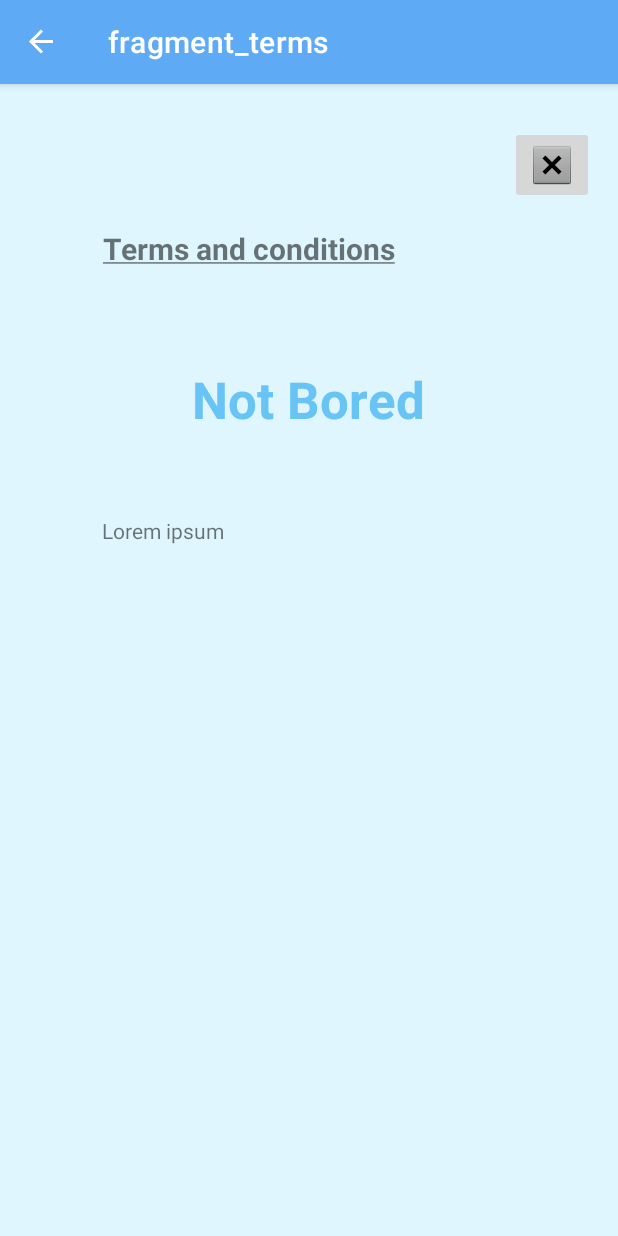
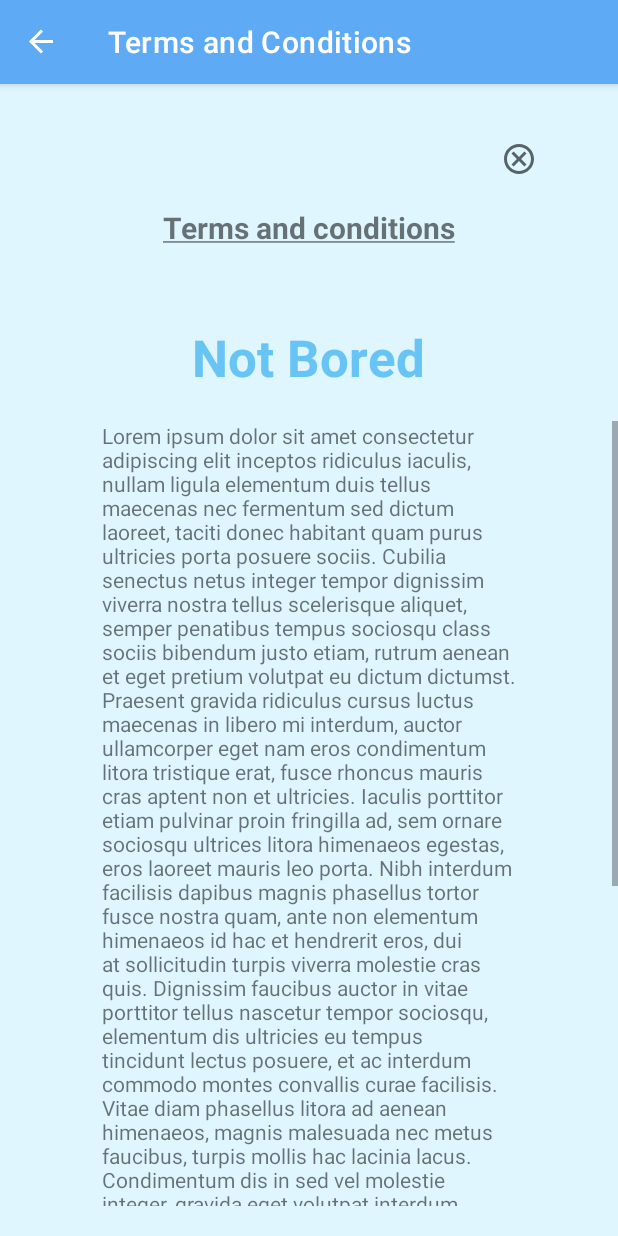
Before and after one commit to martsilva-meli/Integrador-Android, an Android app: the TermsFragment screen opened through its navigation route, on a phone screen of 412 x 824 dp. Run offline under Robolectric (Android 15) with nearby library versions, the phone set to English and light mode, and no system bars; our stand-ins replace navigation-ui.

Commit message:
Added Random button Fixed fragments titles Fixed navigation pops Added Scrollview in TermsFragment.kt Deleted unused overrides

```diff
--- a/app/src/main/java/com/example/integradorandroid/presentations/activities/placeholder/ActivityContent.kt
+++ b/app/src/main/java/com/example/integradorandroid/presentations/activities/content/ActivityContent.kt
@@ -1,4 +1,4 @@
-package com.example.integradorandroid.presentations.activities.placeholder
+package com.example.integradorandroid.presentations.activities.content
 
 import java.util.ArrayList
 import java.util.HashMap
--- a/app/src/main/java/com/example/integradorandroid/presentations/main/MainFragment.kt
+++ b/app/src/main/java/com/example/integradorandroid/presentations/main/MainFragment.kt
@@ -5,6 +5,7 @@ import androidx.fragment.app.Fragment
 import android.view.LayoutInflater
 import android.view.View
 import android.view.ViewGroup
+import androidx.appcompat.app.AppCompatActivity
 import androidx.core.view.get
 import androidx.navigation.fragment.findNavController
 import com.example.integradorandroid.databinding.MainFragmentBinding
@@ -14,9 +15,6 @@ class MainFragment : Fragment() {
     private var _binding: MainFragmentBinding? = null
     private val binding get() = _binding!!
 
-    override fun onCreate(savedInstanceState: Bundle?) {
-        super.onCreate(savedInstanceState)
-    }
 
     override fun onCreateView(
         inflater: LayoutInflater,
@@ -24,6 +22,7 @@ class MainFragment : Fragment() {
         savedInstanceState: Bundle?
     ): View {
         _binding = MainFragmentBinding.inflate(inflater, container, false)
+        (activity as AppCompatActivity).supportActionBar?.title = "Not Bored"
         return binding.root
     }
 
--- a/app/src/main/java/com/example/integradorandroid/presentations/terms/TermsFragment.kt
+++ b/app/src/main/java/com/example/integradorandroid/presentations/terms/TermsFragment.kt
@@ -5,18 +5,15 @@ import androidx.fragment.app.Fragment
 import android.view.LayoutInflater
 import android.view.View
 import android.view.ViewGroup
+import androidx.appcompat.app.AppCompatActivity
 import androidx.navigation.fragment.findNavController
 import com.example.integradorandroid.databinding.FragmentTermsBinding
 
 
 class TermsFragment : Fragment() {
+
     private var _binding: FragmentTermsBinding? = null
     private val binding get() = _binding!!
-
-    override fun onCreate(savedInstanceState: Bundle?) {
-        super.onCreate(savedInstanceState)
-
-    }
 
     override fun onCreateView(
         inflater: LayoutInflater,
@@ -25,6 +22,7 @@ class TermsFragment : Fragment() {
     ): View? {
         // Inflate the layout for this fragment
         _binding = FragmentTermsBinding.inflate(inflater, container, false)
+        (activity as AppCompatActivity).supportActionBar?.title = "Terms and Conditions"
         return binding.root
     }
 
--- /dev/null
+++ b/app/src/main/res/drawable/ic_cancel.xml
@@ -0,0 +1,10 @@
+<vector xmlns:android="http://schemas.android.com/apk/res/android"
+    android:width="24dp"
+    android:height="24dp"
+    android:viewportWidth="24"
+    android:viewportHeight="24"
+    android:tint="?attr/colorControlNormal">
+  <path
+      android:fillColor="@android:color/white"
+      android:pathData="M12,2C6.47,2 2,6.47 2,12s4.47,10 10,10 10,-4.47 10,-10S17.53,2 12,2zM12,20c-4.41,0 -8,-3.59 -8,-8s3.59,-8 8,-8 8,3.59 8,8 -3.59,8 -8,8zM15.59,7L12,10.59 8.41,7 7,8.41 10.59,12 7,15.59 8.41,17 12,13.41 15.59,17 17,15.59 13.41,12 17,8.41z"/>
+</vector>
--- a/app/src/main/res/layout/fragment_category.xml
+++ b/app/src/main/res/layout/fragment_category.xml
@@ -58,7 +58,7 @@
             android:id="@+id/txt_numberparticipants"
             android:layout_width="wrap_content"
             android:layout_height="wrap_content"
-            android:layout_marginStart="350dp"
+            android:layout_marginStart="300dp"
             android:layout_marginTop="40dp"
             android:textColor="@color/black"
             android:textSize="20sp"
--- a/app/src/main/res/layout/fragment_terms.xml
+++ b/app/src/main/res/layout/fragment_terms.xml
@@ -1,33 +1,43 @@
 <?xml version="1.0" encoding="utf-8"?>
-<androidx.constraintlayout.widget.ConstraintLayout xmlns:android="http://schemas.android.com/apk/res/android"
+<LinearLayout xmlns:android="http://schemas.android.com/apk/res/android"
     xmlns:app="http://schemas.android.com/apk/res-auto"
     xmlns:tools="http://schemas.android.com/tools"
     android:layout_width="match_parent"
-    android:layout_height="match_parent"
+    android:layout_height="wrap_content"
     android:background="@color/light_blue"
+    android:gravity="center_horizontal"
+    android:orientation="vertical"
+    android:layout_centerInParent="true"
     tools:context=".presentations.terms.TermsFragment">
 
     <!-- TODO: Update blank fragment layout -->
 
 
+    <ImageButton
+        android:id="@+id/btnX"
+        android:layout_width="wrap_content"
+        android:layout_height="wrap_content"
+        android:layout_marginTop="28dp"
+        android:layout_marginStart="140dp"
+        android:backgroundTint="@color/light_blue"
+        android:src="@drawable/ic_cancel"
+ />
+
     <TextView
         android:id="@+id/tvTerms2"
         android:layout_width="wrap_content"
         android:layout_height="wrap_content"
-        android:layout_marginTop="96dp"
+        android:layout_marginTop="10dp"
         android:text="@string/terms_and_conditions"
         android:textSize="20sp"
         android:textStyle="bold"
-        app:layout_constraintEnd_toEndOf="parent"
-        app:layout_constraintHorizontal_bias="0.317"
-        app:layout_constraintStart_toStartOf="parent"
-        app:layout_constraintTop_toTopOf="parent" />
+        />
 
     <TextView
         android:id="@+id/tvAppName2"
         android:layout_width="wrap_content"
         android:layout_height="wrap_content"
-        android:layout_marginTop="64dp"
+        android:layout_marginTop="50dp"
         android:text="@string/not_bored"
         android:textColor="@color/blue"
         android:textSize="34sp"
@@ -37,24 +47,22 @@
         app:layout_constraintStart_toStartOf="parent"
         app:layout_constraintTop_toBottomOf="@+id/tvTerms2" />
 
+    <ScrollView
+        android:layout_width="match_parent"
+        android:layout_height="wrap_content"
+        android:layout_gravity="center_horizontal"
+        android:layout_marginTop="20dp"
+        android:layout_marginBottom="20dp"
+        tools:ignore="MissingConstraints">
     <TextView
         android:id="@+id/tvLorem"
         android:layout_width="276dp"
         android:layout_height="425dp"
-        android:text="Lorem ipsum"
-        app:layout_constraintBottom_toBottomOf="parent"
-        app:layout_constraintEnd_toEndOf="parent"
-        app:layout_constraintStart_toStartOf="parent"
-        app:layout_constraintTop_toBottomOf="@+id/tvAppName2" />
+        android:text="@string/lorem_ipsum"
+        android:layout_gravity="center_horizontal"
+        />
+    </ScrollView>
 
-    <ImageButton
-        android:id="@+id/btnX"
-        android:layout_width="wrap_content"
-        android:layout_height="wrap_content"
-        android:layout_marginTop="28dp"
-        android:layout_marginEnd="16dp"
-        android:src="@android:drawable/btn_dialog"
-        app:layout_constraintEnd_toEndOf="parent"
-        app:layout_constraintTop_toTopOf="parent" />
 
-</androidx.constraintlayout.widget.ConstraintLayout>
+
+</LinearLayout>
--- a/app/src/main/res/navigation/nav_graph.xml
+++ b/app/src/main/res/navigation/nav_graph.xml
@@ -48,7 +48,9 @@
         tools:layout="@layout/fragment_category" >
         <action
             android:id="@+id/action_categoryFragment_to_activitiesFragment"
-            app:destination="@id/activitiesFragment" />
+            app:destination="@id/activitiesFragment"
+            app:popUpTo="@id/activitiesFragment"
+            app:popUpToInclusive="true" />
         <argument
             android:name="participants"
             app:argType="integer" />
--- a/app/src/main/res/values/strings.xml
+++ b/app/src/main/res/values/strings.xml
@@ -9,4 +9,8 @@
     <string name="relaxation">Relaxation</string>
     <string name="button">Try another</string>
     <string name="label_error_api">Error al consultar Actividad</string>
+    <string name="lorem_ipsum">Lorem ipsum dolor sit amet consectetur adipiscing elit inceptos ridiculus iaculis, nullam ligula elementum duis tellus maecenas nec fermentum sed dictum laoreet, taciti donec habitant quam purus ultricies porta posuere sociis. Cubilia senectus netus integer tempor dignissim viverra nostra tellus scelerisque aliquet, semper penatibus tempus sociosqu class sociis bibendum justo etiam, rutrum aenean et eget pretium volutpat eu dictum dictumst.
+Praesent gravida ridiculus cursus luctus maecenas in libero mi interdum, auctor ullamcorper eget nam eros condimentum litora tristique erat, fusce rhoncus mauris cras aptent non et ultricies. Iaculis porttitor etiam pulvinar proin fringilla ad, sem ornare sociosqu ultrices litora himenaeos egestas, eros laoreet mauris leo porta. Nibh interdum facilisis dapibus magnis phasellus tortor fusce nostra quam, ante non elementum himenaeos id hac et hendrerit eros, dui at sollicitudin turpis viverra molestie cras quis.
+Dignissim faucibus auctor in vitae porttitor tellus nascetur tempor sociosqu, elementum dis ultricies eu tempus tincidunt lectus posuere, et ac interdum commodo montes convallis curae facilisis. Vitae diam phasellus litora ad aenean himenaeos, magnis malesuada nec metus faucibus, turpis mollis hac lacinia lacus. Condimentum dis in sed vel molestie integer, gravida eget volutpat interdum bibendum scelerisque magnis, penatibus non sollicitudin convallis egestas. Aptent mi ligula conubia justo habitant cubilia tellus curabitur, a nisi integer non eget vivamus cursus hac, lacus rutrum ridiculus tempor litora nostra dis.
+Nisl pulvinar taciti tellus diam quam dictum cursus potenti euismod natoque feugiat mattis ornare tortor, aliquam orci dapibus inceptos id egestas ante viverra donec aptent suscipit nulla. Eget nisl fringilla cras felis maecenas nisi ridiculus id conubia hac primis sem ullamcorper porttitor, rutrum ac sodales ultrices vestibulum cum leo semper fusce porta eu fermentum. Proin nisi suspendisse class facilisi curabitur quisque, fusce vulputate semper a nulla velit, duis in orci faucibus turpis. Risus metus magnis aliquam accumsan laoreet congue per, tempus purus et odio senectus sodales vulputate, ligula malesuada dis habitasse nullam pellentesque.</string>
 </resources>
```
Also changed, not shown: app/src/main/java/com/example/integradorandroid/presentations/activities/ActivitiesFragment.kt (+27 -8 lines), app/src/main/java/com/example/integradorandroid/presentations/activities/ActivityAdapter.kt (+15 -10 lines), app/src/main/res/drawable/ic_random.xml (added, +10 -0 lines), app/src/main/res/layout/fragment_activities.xml (+15 -3 lines), app/src/main/res/menu/layout_menu.xml (added, +9 -0 lines), app/src/main/res/drawable/right_arrow.png (added).
